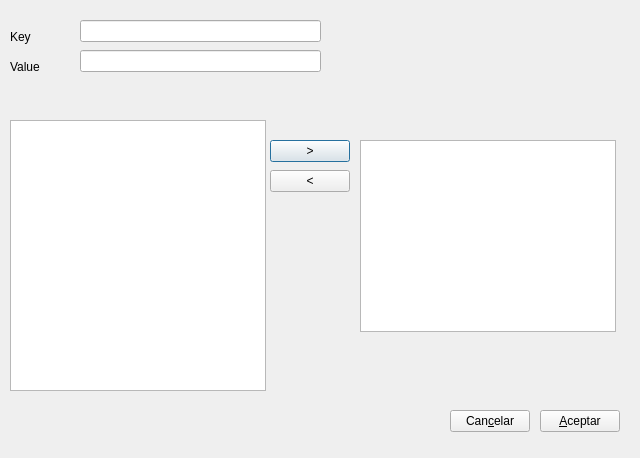
Qt form gui/dlgasistentes.ui (rogorido/qtpredicadores) before a commit.
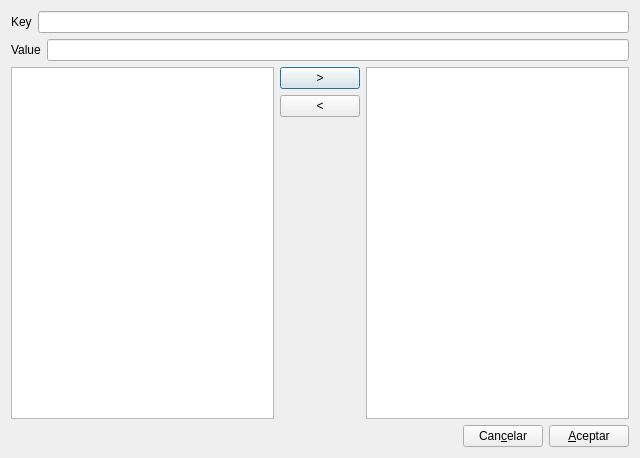
The same form after that commit.

Patch:
```diff
--- a/gui/dlgasistentes.ui
+++ b/gui/dlgasistentes.ui
@@ -13,124 +13,108 @@
   <property name="windowTitle">
    <string>Dialog</string>
   </property>
-  <widget class="QTableView" name="twProvinciasSinSeleccionar">
-   <property name="geometry">
-    <rect>
-     <x>10</x>
-     <y>120</y>
-     <width>256</width>
-     <height>271</height>
-    </rect>
-   </property>
-  </widget>
-  <widget class="QPushButton" name="btAnadirProvincia">
-   <property name="geometry">
-    <rect>
-     <x>270</x>
-     <y>140</y>
-     <width>80</width>
-     <height>22</height>
-    </rect>
-   </property>
-   <property name="text">
-    <string>&gt;</string>
-   </property>
-  </widget>
-  <widget class="QPushButton" name="btQuitarProvincia">
-   <property name="geometry">
-    <rect>
-     <x>270</x>
-     <y>170</y>
-     <width>80</width>
-     <height>22</height>
-    </rect>
-   </property>
-   <property name="text">
-    <string>&lt;</string>
-   </property>
-  </widget>
-  <widget class="QLineEdit" name="txtKey">
-   <property name="geometry">
-    <rect>
-     <x>80</x>
-     <y>20</y>
-     <width>241</width>
-     <height>22</height>
-    </rect>
-   </property>
-  </widget>
-  <widget class="QLineEdit" name="txtValue">
-   <property name="geometry">
-    <rect>
-     <x>80</x>
-     <y>50</y>
-     <width>241</width>
-     <height>22</height>
-    </rect>
-   </property>
-  </widget>
-  <widget class="QLabel" name="label">
-   <property name="geometry">
-    <rect>
-     <x>10</x>
-     <y>30</y>
-     <width>58</width>
-     <height>14</height>
-    </rect>
-   </property>
-   <property name="text">
-    <string>Key</string>
-   </property>
-  </widget>
-  <widget class="QLabel" name="label_2">
-   <property name="geometry">
-    <rect>
-     <x>10</x>
-     <y>60</y>
-     <width>58</width>
-     <height>14</height>
-    </rect>
-   </property>
-   <property name="text">
-    <string>Value</string>
-   </property>
-  </widget>
-  <widget class="QPushButton" name="btOK">
-   <property name="geometry">
-    <rect>
-     <x>540</x>
-     <y>410</y>
-     <width>80</width>
-     <height>22</height>
-    </rect>
-   </property>
-   <property name="text">
-    <string>&amp;Aceptar</string>
-   </property>
-  </widget>
-  <widget class="QPushButton" name="btCancelar">
-   <property name="geometry">
-    <rect>
-     <x>450</x>
-     <y>410</y>
-     <width>80</width>
-     <height>22</height>
-    </rect>
-   </property>
-   <property name="text">
-    <string>Can&amp;celar</string>
-   </property>
-  </widget>
-  <widget class="QListWidget" name="twProvinciasSeleccionadas">
-   <property name="geometry">
-    <rect>
-     <x>360</x>
-     <y>140</y>
-     <width>256</width>
-     <height>192</height>
-    </rect>
-   </property>
-  </widget>
+  <layout class="QVBoxLayout" name="verticalLayout_2">
+   <item>
+    <layout class="QHBoxLayout" name="horizontalLayout_3">
+     <item>
+      <widget class="QLabel" name="label">
+       <property name="text">
+        <string>Key</string>
+       </property>
+      </widget>
+     </item>
+     <item>
+      <widget class="QLineEdit" name="txtKey"/>
+     </item>
+    </layout>
+   </item>
+   <item>
+    <layout class="QHBoxLayout" name="horizontalLayout_4">
+     <item>
+      <widget class="QLabel" name="label_2">
+       <property name="text">
+        <string>Value</string>
+       </property>
+      </widget>
+     </item>
+     <item>
+      <widget class="QLineEdit" name="txtValue"/>
+     </item>
+    </layout>
+   </item>
+   <item>
+    <layout class="QHBoxLayout" name="horizontalLayout_2">
+     <item>
+      <widget class="QTableView" name="twProvinciasSinSeleccionar"/>
+     </item>
+     <item>
+      <layout class="QVBoxLayout" name="verticalLayout">
+       <item>
+        <widget class="QPushButton" name="btAnadirProvincia">
+         <property name="text">
+          <string>&gt;</string>
+         </property>
+        </widget>
+       </item>
+       <item>
+        <widget class="QPushButton" name="btQuitarProvincia">
+         <property name="text">
+          <string>&lt;</string>
+         </property>
+        </widget>
+       </item>
+       <item>
+        <spacer name="verticalSpacer">
+         <property name="orientation">
+          <enum>Qt::Vertical</enum>
+         </property>
+         <property name="sizeHint" stdset="0">
+          <size>
+           <width>20</width>
+           <height>40</height>
+          </size>
+         </property>
+        </spacer>
+       </item>
+      </layout>
+     </item>
+     <item>
+      <widget class="QListWidget" name="twProvinciasSeleccionadas"/>
+     </item>
+    </layout>
+   </item>
+   <item>
+    <layout class="QHBoxLayout" name="horizontalLayout">
+     <item>
+      <spacer name="horizontalSpacer">
+       <property name="orientation">
+        <enum>Qt::Horizontal</enum>
+       </property>
+       <property name="sizeHint" stdset="0">
+        <size>
+         <width>40</width>
+         <height>20</height>
+        </size>
+       </property>
+      </spacer>
+     </item>
+     <item>
+      <widget class="QPushButton" name="btCancelar">
+       <property name="text">
+        <string>Can&amp;celar</string>
+       </property>
+      </widget>
+     </item>
+     <item>
+      <widget class="QPushButton" name="btOK">
+       <property name="text">
+        <string>&amp;Aceptar</string>
+       </property>
+      </widget>
+     </item>
+    </layout>
+   </item>
+  </layout>
  </widget>
  <resources/>
  <connections/>
```
